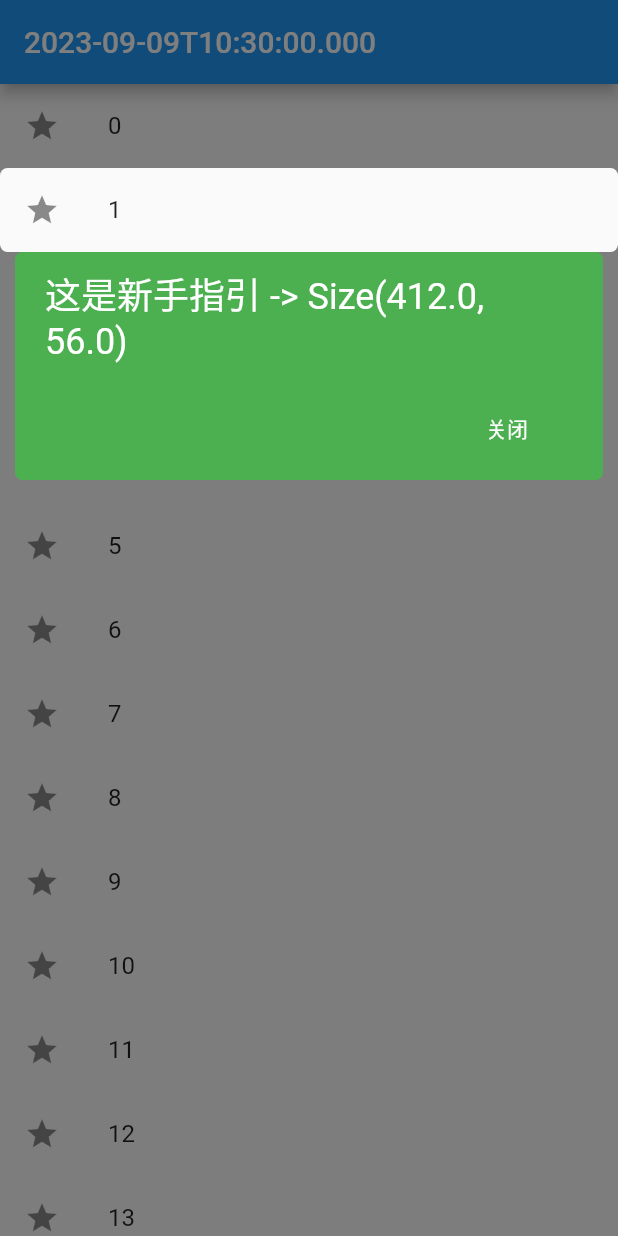
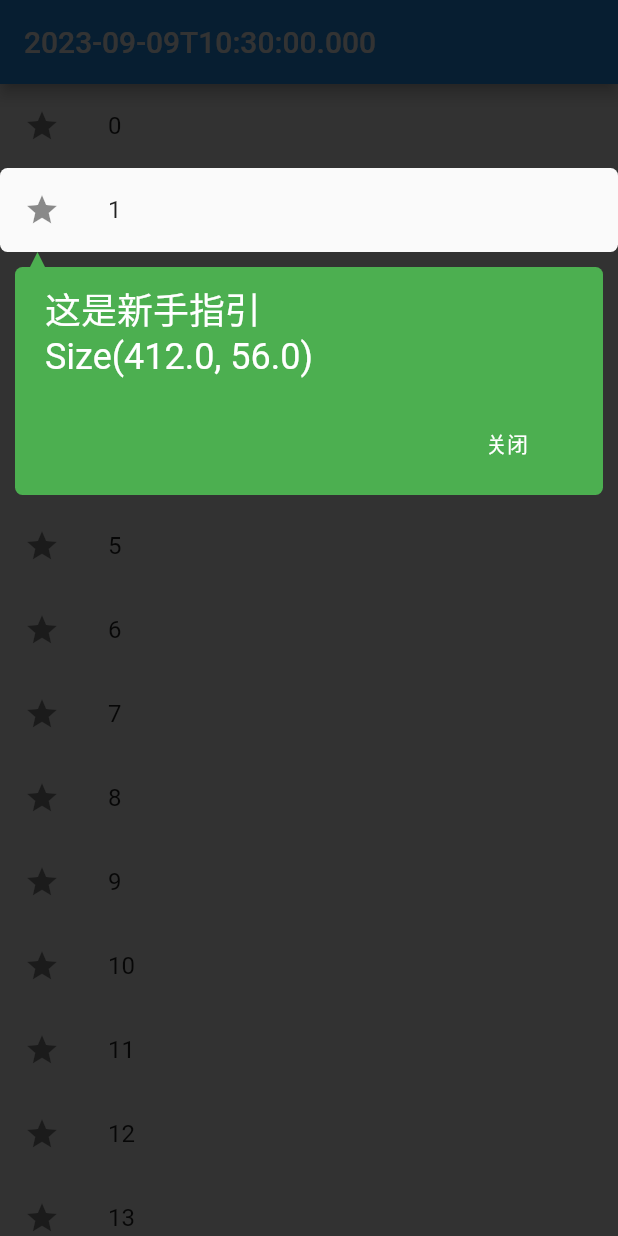
Before and after one commit to YangJ0720/flutter_app_guide, a Flutter app: the screen it shows after launch, on a phone screen of 412 x 824 dp. Run offline on Flutter 3.47's test engine with Material 2 defaults, Android fonts, the phone set to English and light mode, and no system bars.

Commit message:
优化指引蒙层显示逻辑

```diff
--- a/lib/guide/mask_guide_view.dart
+++ b/lib/guide/mask_guide_view.dart
@@ -5,12 +5,14 @@ import 'package:flutter_app_guide/guide/mould/mask_guide_mould.dart';
 class MaskGuideView extends StatefulWidget {
   final List<GlobalKey> keys;
   final List<MaskGuideMould> moulds;
+  final Color? backgroundColor;
   final Function? doneCallBack;
 
   const MaskGuideView({
     Key? key,
     required this.keys,
     required this.moulds,
+    this.backgroundColor,
     this.doneCallBack,
   }) : super(key: key);
 
@@ -43,7 +45,7 @@ class _MaskGuideViewState extends State<MaskGuideView> {
             ColorFiltered(
               // 源图像，使用srcOut
               colorFilter: ColorFilter.mode(
-                Colors.black.withOpacity(0.5),
+                widget.backgroundColor ?? Colors.black.withOpacity(0.5),
                 BlendMode.srcOut,
               ),
               child: Stack(
--- a/lib/guide/mould/mask_guide_mould.dart
+++ b/lib/guide/mould/mask_guide_mould.dart
@@ -2,9 +2,9 @@ import 'package:flutter/material.dart';
 
 abstract class MaskGuideMould {
 
-  final BuildContext? context;
+  final BuildContext context;
 
-  MaskGuideMould({this.context});
+  MaskGuideMould({required this.context});
 
   /// 指引目标组件
   Widget buildTargetView({required RenderBox renderBox});
@@ -12,6 +12,7 @@ abstract class MaskGuideMould {
   /// 操作提示组件
   Widget buildIndicateView({required RenderBox renderBox, VoidCallback callback});
 
+  /// 指引目标组件坐标
   Offset localToGlobal(RenderBox renderBox) {
     return renderBox.localToGlobal(Offset.zero);
   }
--- a/lib/guide/mould/mask_guide_mould_list.dart
+++ b/lib/guide/mould/mask_guide_mould_list.dart
@@ -1,7 +1,9 @@
 import 'package:flutter/material.dart';
 import 'package:flutter_app_guide/guide/mould/mask_guide_mould.dart';
+import 'package:flutter_app_guide/painter/triangle_painter.dart';
 
 class MaskGuideMouldList extends MaskGuideMould {
+  MaskGuideMouldList({required BuildContext context}) : super(context: context);
 
   @override
   Widget buildTargetView({required RenderBox renderBox}) {
@@ -22,21 +24,43 @@ class MaskGuideMouldList extends MaskGuideMould {
   }
 
   @override
-  Widget buildIndicateView({required RenderBox renderBox, VoidCallback? callback}) {
+  Widget buildIndicateView(
+      {required RenderBox renderBox, VoidCallback? callback}) {
     var size = renderBox.size;
     var offset = localToGlobal(renderBox);
+    var triangleWidth = 10.0;
+    var triangleHeight = 10.0;
     var horizontalPadding = 10;
-    return Positioned(
+    return Stack(
+      children: [
+        Positioned(
+          child: CustomPaint(
+            painter: TrianglePainter(
+              strokeColor: Colors.green,
+              paintingStyle: PaintingStyle.fill,
+            ),
+            child: SizedBox(width: triangleWidth, height: triangleHeight),
+          ),
+          left: offset.dx + triangleWidth + horizontalPadding,
+          top: offset.dy + size.height,
+        ),
+        Positioned(
           child: Material(
             child: Container(
               child: Column(
                 children: [
+                  const Text(
+                    '这是新手指引',
+                    style: TextStyle(color: Colors.white, fontSize: 24),
+                  ),
                   Text(
-                '这是新手指引 -> $size',
+                    size.toString(),
                     style: const TextStyle(color: Colors.white, fontSize: 24),
                   ),
                   const SizedBox(height: 20),
-              MaterialButton(
+                  Align(
+                    alignment: Alignment.centerRight,
+                    child: MaterialButton(
                       onPressed: () => callback?.call(),
                       child: const Text(
                         '关闭',
@@ -44,10 +68,12 @@ class MaskGuideMouldList extends MaskGuideMould {
                       ),
                       padding: EdgeInsets.zero,
                     ),
+                  )
                 ],
-            crossAxisAlignment: CrossAxisAlignment.end,
+                crossAxisAlignment: CrossAxisAlignment.start,
               ),
-          constraints: BoxConstraints(maxWidth: size.width - horizontalPadding * 2),
+              constraints:
+                  BoxConstraints(maxWidth: size.width - horizontalPadding * 2),
               decoration: BoxDecoration(
                 borderRadius: BorderRadius.circular(5),
                 color: Colors.green,
@@ -60,8 +86,9 @@ class MaskGuideMouldList extends MaskGuideMould {
             color: Colors.transparent,
           ),
           left: offset.dx + horizontalPadding,
-      top: offset.dy + size.height,
+          top: offset.dy + size.height + triangleHeight,
+        ),
+      ],
     );
   }
-
 }
--- a/lib/home.dart
+++ b/lib/home.dart
@@ -24,7 +24,11 @@ class _HomeState extends State<Home> {
       guide.showMaskGuide(
         context,
         [_keyOne, _keyTwo],
-        [MaskGuideMouldList(), MaskGuideMouldStar(context: context)],
+        [
+          MaskGuideMouldList(context: context),
+          MaskGuideMouldStar(context: context),
+        ],
+        backgroundColor: Colors.black.withOpacity(0.8),
       );
     });
   }
--- /dev/null
+++ b/lib/painter/triangle_painter.dart
@@ -0,0 +1,37 @@
+import 'package:flutter/material.dart';
+
+class TrianglePainter extends CustomPainter {
+  final Color strokeColor;
+  final PaintingStyle paintingStyle;
+  final double strokeWidth;
+
+  TrianglePainter(
+      {this.strokeColor = Colors.black,
+      this.strokeWidth = 3,
+      this.paintingStyle = PaintingStyle.stroke});
+
+  @override
+  void paint(Canvas canvas, Size size) {
+    Paint paint = Paint()
+      ..color = strokeColor
+      ..strokeWidth = strokeWidth
+      ..style = paintingStyle;
+
+    canvas.drawPath(getTrianglePath(size.width, size.height), paint);
+  }
+
+  Path getTrianglePath(double x, double y) {
+    return Path()
+      ..moveTo(0, y)
+      ..lineTo(x / 2, 0)
+      ..lineTo(x, y)
+      ..lineTo(0, y);
+  }
+
+  @override
+  bool shouldRepaint(TrianglePainter oldDelegate) {
+    return oldDelegate.strokeColor != strokeColor ||
+        oldDelegate.paintingStyle != paintingStyle ||
+        oldDelegate.strokeWidth != strokeWidth;
+  }
+}
```
Also changed, not shown: lib/guide/mask_guide.dart (+8 -3 lines), lib/guide/mould/mask_guide_mould_star.dart (+31 -6 lines), pubspec.lock, 4 other files. Lines whose indentation alone changed are shown as unchanged.
